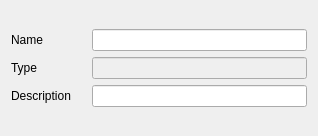
Before: the Qt Designer form linuxnano/views/NodeEditor.ui in wrightsh/LinuxNano, drawn with Qt 5.
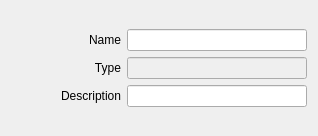
After: the same form once the commit is applied.

The edit to the form file:
```diff
--- a/linuxnano/views/NodeEditor.ui
+++ b/linuxnano/views/NodeEditor.ui
@@ -22,33 +22,48 @@
         <widget class="QLabel" name="label">
          <property name="minimumSize">
           <size>
-           <width>75</width>
+           <width>110</width>
            <height>0</height>
           </size>
          </property>
          <property name="text">
           <string>Name</string>
          </property>
+         <property name="alignment">
+          <set>Qt::AlignRight|Qt::AlignTrailing|Qt::AlignVCenter</set>
+         </property>
         </widget>
        </item>
        <item>
         <widget class="QLabel" name="label_3">
+         <property name="minimumSize">
+          <size>
+           <width>110</width>
+           <height>0</height>
+          </size>
+         </property>
          <property name="text">
           <string>Type</string>
          </property>
+         <property name="alignment">
+          <set>Qt::AlignRight|Qt::AlignTrailing|Qt::AlignVCenter</set>
+         </property>
         </widget>
        </item>
        <item>
         <widget class="QLabel" name="label_2">
          <property name="minimumSize">
           <size>
-           <width>75</width>
+           <width>108</width>
            <height>0</height>
           </size>
          </property>
          <property name="text">
           <string>Description</string>
          </property>
+         <property name="alignment">
+          <set>Qt::AlignRight|Qt::AlignTrailing|Qt::AlignVCenter</set>
+         </property>
         </widget>
        </item>
       </layout>
```
